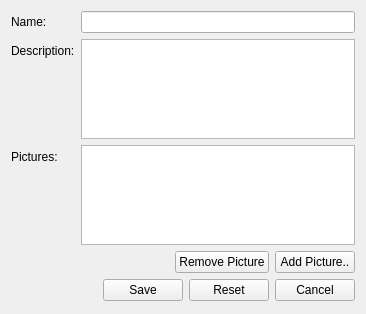
Above: client/uiforms/category_edit.ui from Wolframe/configurator before the change. Below: the same form after it.
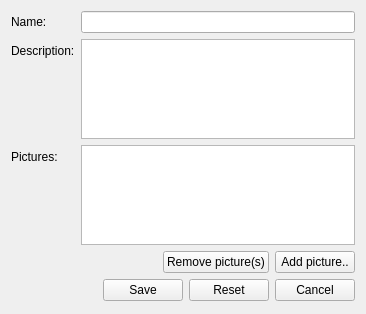
That is the form after the change. Icons and pictures are not drawn.

What changed in the file:
```diff
--- a/client/uiforms/category_edit.ui
+++ b/client/uiforms/category_edit.ui
@@ -144,7 +144,7 @@
      <item>
       <widget class="QPushButton" name="exclude_pictures">
        <property name="text">
-        <string>Remove Picture</string>
+        <string>Remove picture(s)</string>
        </property>
        <property name="datasignal:clicked" stdset="0">
         <string>exclude_picture@main.pictures</string>
@@ -154,7 +154,7 @@
      <item>
       <widget class="QPushButton" name="new_pictures">
        <property name="text">
-        <string>Add Picture..</string>
+        <string>Add picture..</string>
        </property>
        <property name="form" stdset="0">
         <string>picture_select?widgetid={main.widgetid}_picture</string>
```
